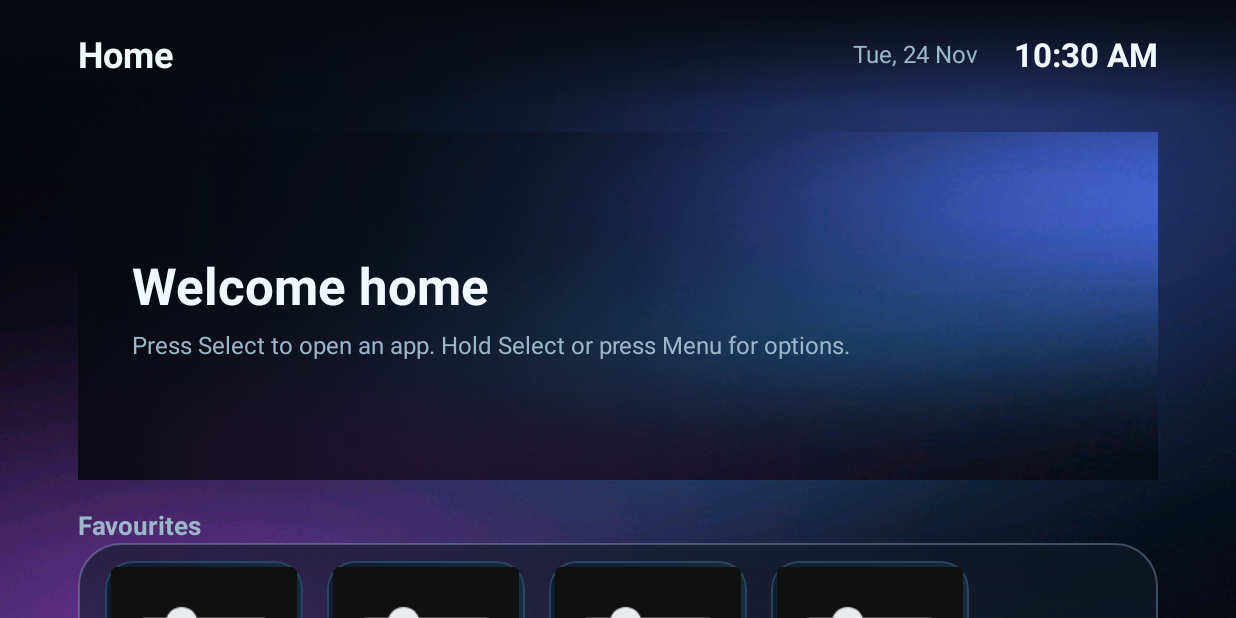
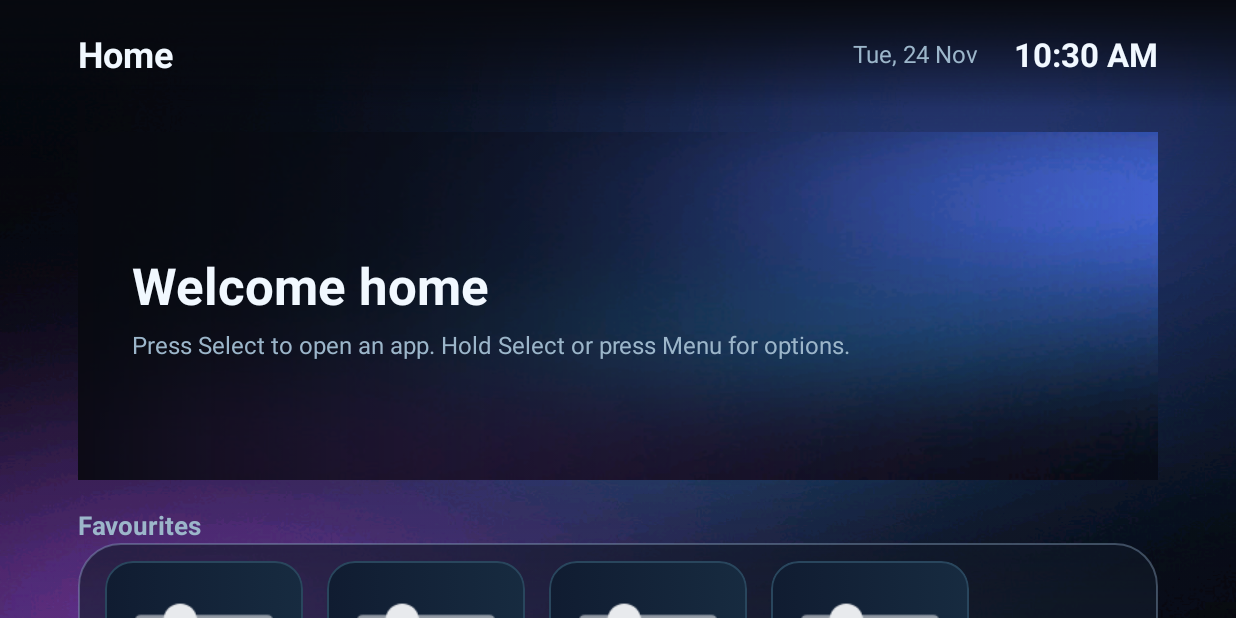
Before and after one commit to ItzmrRohxn/GoogleTV-Home, an Android app: the screen it shows after launch (MainActivity), on a phone screen of 824 x 412 dp (held sideways). Run offline under Robolectric (Android 15) with nearby library versions, the phone set to English and light mode, and no system bars.

Commit message:
Make app artwork fill Apple TV-style rounded tiles

```diff
--- a/app/src/main/res/layout/item_app.xml
+++ b/app/src/main/res/layout/item_app.xml
@@ -21,8 +21,6 @@
             android:id="@+id/tile_icon"
             android:layout_width="match_parent"
             android:layout_height="match_parent"
-            android:layout_margin="4dp"
-            android:background="#FF101010"
             android:importantForAccessibility="no"
             android:scaleType="fitCenter" />
     </FrameLayout>
```
